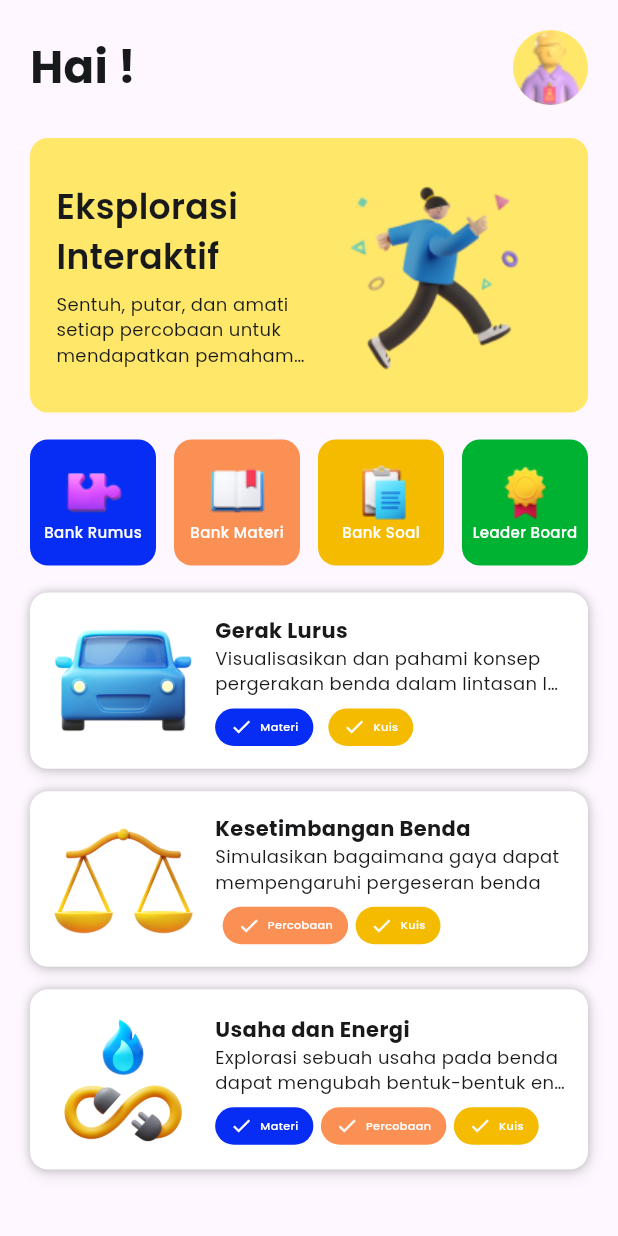
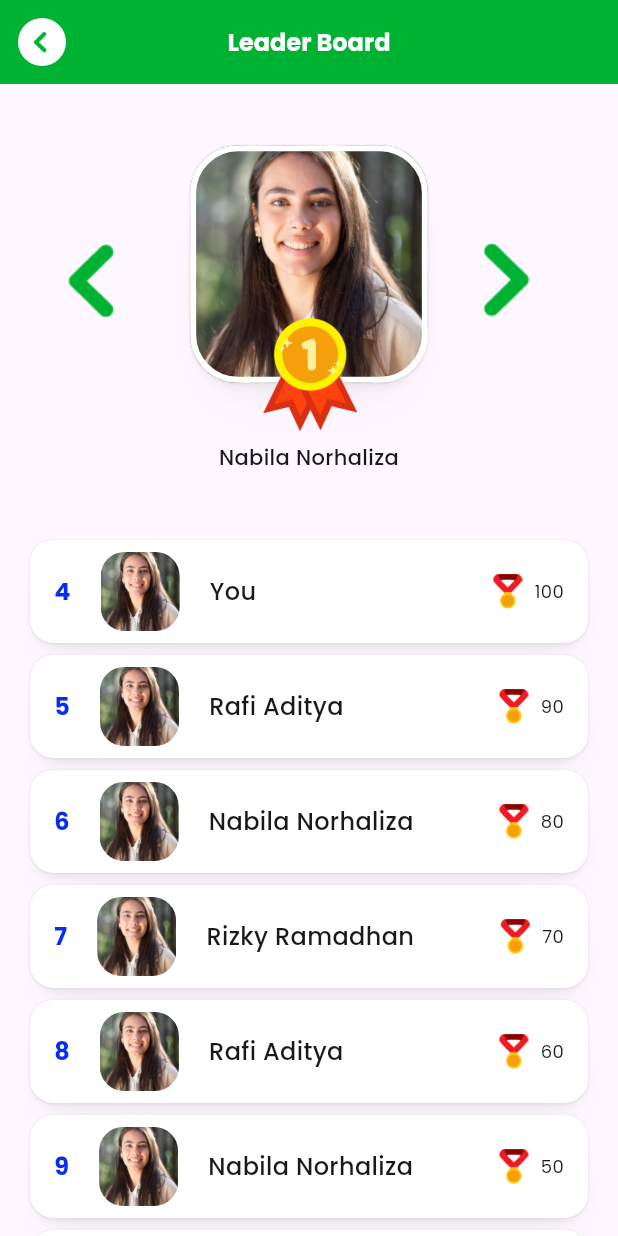
Before and after one commit to fisimate/fisimate-app, a Flutter app: the HomeView screen opened by its route, after a tap on "Leader Board", on a phone screen of 412 x 824 dp. Run offline on Flutter 3.47's test engine with Material 3 defaults, Android fonts, the phone set to English and light mode, and no system bars; our stand-ins replace cached_network_image, connectivity_plus, flutter_secure_storage, flutter_svg, gap, get and 1 more; missing offline and left inert: flutter_cached_pdfview; accounts and stored records are empty; network calls fail.

Commit message:
(feat) slicing leaderboard view

```diff
--- a/lib/app/modules/bank_soal/views/bank_soal_view.dart
+++ b/lib/app/modules/bank_soal/views/bank_soal_view.dart
@@ -33,7 +33,10 @@ class BankSoalView extends GetView<BankSoalController> {
                   backgroundColor: CustomColor.whiteColor,
                   child: Padding(
                     padding: const EdgeInsets.only(right: 4.0),
-                    child: Image.asset('assets/icons/arrow-back.png'),
+                    child: Image.asset(
+                      'assets/icons/arrow-back.png',
+                      color: CustomColor.bankSoal,
+                    ),
                   ),
                 ),
                 onPressed: () {
--- /dev/null
+++ b/lib/app/modules/leaderboard/bindings/leaderboard_binding.dart
@@ -0,0 +1,12 @@
+import 'package:get/get.dart';
+
+import '../controllers/leaderboard_controller.dart';
+
+class LeaderboardBinding extends Bindings {
+  @override
+  void dependencies() {
+    Get.lazyPut<LeaderboardController>(
+      () => LeaderboardController(),
+    );
+  }
+}
--- /dev/null
+++ b/lib/app/modules/leaderboard/controllers/leaderboard_controller.dart
@@ -0,0 +1,22 @@
+import 'package:get/get.dart';
+
+class LeaderboardController extends GetxController {
+  final List topLeaderboard = [
+    {'position': 2, 'name': 'Rafi Aditya', 'score': 100},
+    {'position': 1, 'name': 'Nabila Norhaliza', 'score': 100},
+    {'position': 3, 'name': 'Rizky Ramadhan', 'score': 100},
+  ];
+
+  final List regularLeaderboard = [
+    {'position': 4, 'name': 'You', 'score': 100},
+    {'position': 5, 'name': 'Rafi Aditya', 'score': 90},
+    {'position': 6, 'name': 'Nabila Norhaliza', 'score': 80},
+    {'position': 7, 'name': 'Rizky Ramadhan', 'score': 70},
+    {'position': 8, 'name': 'Rafi Aditya', 'score': 60},
+    {'position': 9, 'name': 'Nabila Norhaliza', 'score': 50},
+    {'position': 10, 'name': 'Rizky Ramadhan', 'score': 40},
+    {'position': 10, 'name': 'Rizky Ramadhan', 'score': 40},
+    {'position': 10, 'name': 'Rizky Ramadhan', 'score': 40},
+    {'position': 10, 'name': 'Rizky Ramadhan', 'score': 40},
+  ];
+}
--- /dev/null
+++ b/lib/app/modules/leaderboard/views/leaderboard_view.dart
@@ -0,0 +1,151 @@
+import 'dart:math';
+
+import 'package:fisimate/app/modules/leaderboard/widgets/custom_leaderboard_tile.dart';
+import 'package:fisimate/app/modules/leaderboard/widgets/top_leaderboard_card.dart';
+import 'package:fisimate/app/theme/colors.dart';
+import 'package:fisimate/app/theme/fonts.dart';
+import 'package:fisimate/app/theme/sizing.dart';
+import 'package:flutter/material.dart';
+import 'package:gap/gap.dart';
+import 'package:get/get.dart';
+
+import '../controllers/leaderboard_controller.dart';
+
+class LeaderboardView extends GetView<LeaderboardController> {
+  const LeaderboardView({Key? key}) : super(key: key);
+  @override
+  Widget build(BuildContext context) {
+    final pageController = PageController(viewportFraction: 1, initialPage: 1);
+
+    return Scaffold(
+      body: SafeArea(
+        child: NestedScrollView(
+          headerSliverBuilder: (context, innerBoxIsScrolled) {
+            return [
+              SliverAppBar(
+                backgroundColor: CustomColor.leaderboard,
+                title: Text(
+                  'Leader Board',
+                  style: headingBold.copyWith(color: CustomColor.whiteColor),
+                ),
+                centerTitle: true,
+                automaticallyImplyLeading: false,
+                leading: IconButton(
+                  icon: CircleAvatar(
+                    radius: 16,
+                    backgroundColor: CustomColor.whiteColor,
+                    child: Padding(
+                      padding: const EdgeInsets.only(right: 4.0),
+                      child: Image.asset(
+                        'assets/icons/arrow-back.png',
+                        color: CustomColor.leaderboard,
+                      ),
+                    ),
+                  ),
+                  onPressed: () {
+                    Get.back();
+                  },
+                ),
+              ),
+            ];
+          },
+          body: GetBuilder<LeaderboardController>(
+              init: LeaderboardController(),
+              id: 'leaderboard',
+              builder: (builder) {
+                return ListView(
+                  children: [
+                    const Gap(20.0),
+                    Stack(
+                      children: [
+                        SizedBox(
+                          height: 200,
+                          width: double.infinity,
+                          child: PageView(
+                            controller: pageController,
+                            scrollDirection: Axis.horizontal,
+                            clipBehavior: Clip.none,
+                            padEnds: false,
+                            pageSnapping: true,
+                            children: controller.topLeaderboard
+                                .map(
+                                  (e) => Center(
+                                    child: TopLeaderboardCard(
+                                      position: e['position'],
+                                      name: e['name'],
+                                    ),
+                                  ),
+                                )
+                                .toList(),
+                          ),
+                        ),
+                        Positioned(
+                          bottom: 25,
+                          child: Row(
+                            children: [
+                              IconButton(
+                                onPressed: () {
+                                  pageController.previousPage(
+                                    duration: const Duration(milliseconds: 300),
+                                    curve: Curves.easeInOut,
+                                  );
+                                },
+                                icon: Image.asset(
+                                  'assets/icons/arrow-back.png',
+                                  color: CustomColor.leaderboard,
+                                  width: 100,
+                                ),
+                              ),
+                              Gap(CustomSize.maxWidth / 2.6),
+                              IconButton(
+                                onPressed: () {
+                                  pageController.nextPage(
+                                    duration: const Duration(milliseconds: 300),
+                                    curve: Curves.easeInOut,
+                                  );
+                                },
+                                icon: IconButton(
+                                  onPressed: () {
+                                    pageController.nextPage(
+                                      duration:
+                                          const Duration(milliseconds: 300),
+                                      curve: Curves.easeInOut,
+                                    );
+                                  },
+                                  icon: Transform.rotate(
+                                    angle: pi,
+                                    child: Image.asset(
+                                      'assets/icons/arrow-back.png',
+                                      color: CustomColor.leaderboard,
+                                      width: 100,
+                                    ),
+                                  ),
+                                ),
+                              ),
+                            ],
+                          ),
+                        )
+                      ],
+                    ),
+                    const Gap(80.0),
+                    SingleChildScrollView(
+                      child: Column(
+                        children: controller.regularLeaderboard
+                            .map(
+                              (e) => CustomLeaderboardTile(
+                                  position: e['position'],
+                                  name: e['name'],
+                                  imageUrl: 'assets/images/dummy_avatar.png',
+                                  score: e['score']),
+                            )
+                            .toList(),
+                      ),
+                    ),
+                  ],
+                );
+              }),
+        ),
+      ),
+    );
+  }
+}
--- /dev/null
+++ b/lib/app/modules/leaderboard/widgets/custom_leaderboard_tile.dart
@@ -0,0 +1,79 @@
+import 'package:fisimate/app/theme/colors.dart';
+import 'package:fisimate/app/theme/fonts.dart';
+import 'package:fisimate/app/theme/sizing.dart';
+import 'package:flutter/material.dart';
+import 'package:gap/gap.dart';
+
+class CustomLeaderboardTile extends StatelessWidget {
+  final int position;
+  final String name;
+  final String imageUrl;
+  final int score;
+  const CustomLeaderboardTile({
+    super.key,
+    required this.position,
+    required this.name,
+    required this.imageUrl,
+    required this.score,
+  });
+
+  @override
+  Widget build(BuildContext context) {
+    return Container(
+      width: CustomSize.maxWidth,
+      height: CustomSize.maxHeight / 12,
+      margin: const EdgeInsets.symmetric(horizontal: 20, vertical: 4),
+      padding: const EdgeInsets.symmetric(horizontal: 16, vertical: 8),
+      decoration: BoxDecoration(
+        color: CustomColor.whiteColor,
+        boxShadow: CustomColor.customBoxShadow,
+        borderRadius: BorderRadius.circular(16),
+      ),
+      child: Row(
+        children: [
+          Text(
+            '$position',
+            style: subHeadingBold.copyWith(
+              color: CustomColor.blueColor,
+              fontSize: 16,
+            ),
+          ),
+          const Gap(20.0),
+          Container(
+            width: CustomSize.maxHeight / 12 - 16,
+            height: CustomSize.maxHeight / 12,
+            decoration: BoxDecoration(
+              borderRadius: BorderRadius.circular(16),
+              image: DecorationImage(
+                image: AssetImage(imageUrl),
+                fit: BoxFit.cover,
+              ),
+            ),
+          ),
+          const Gap(20.0),
+          Text(
+            name,
+            overflow: TextOverflow.ellipsis,
+            style: subHeadingMedium.copyWith(
+              color: CustomColor.blackColor,
+              fontSize: 16,
+            ),
+          ),
+          const Spacer(),
+          Image.asset(
+            'assets/icons/regular-medal.png',
+            width: 20,
+          ),
+          const Gap(8.0),
+          Text(
+            '$score',
+            style: poppinsRegular.copyWith(
+              color: CustomColor.blackColor,
+              fontSize: 12,
+            ),
+          )
+        ],
+      ),
+    );
+  }
+}
--- /dev/null
+++ b/lib/app/modules/leaderboard/widgets/top_leaderboard_card.dart
@@ -0,0 +1,80 @@
+import 'package:fisimate/app/theme/colors.dart';
+import 'package:fisimate/app/theme/fonts.dart';
+import 'package:fisimate/app/theme/sizing.dart';
+import 'package:flutter/material.dart';
+import 'package:gap/gap.dart';
+
+class TopLeaderboardCard extends StatelessWidget {
+  final int position;
+  final String name;
+  final String? imageUrl;
+  const TopLeaderboardCard({
+    super.key,
+    required this.position,
+    required this.name,
+    this.imageUrl = 'assets/images/dummy_avatar.png',
+  });
+
+  @override
+  Widget build(BuildContext context) {
+    String iconPath = 'assets/icons/gold-medal.png';
+
+    if (position == 2) {
+      iconPath = 'assets/icons/silver-medal.png';
+    } else if (position == 3) {
+      iconPath = 'assets/icons/bronze-medal.png';
+    }
+
+    return Stack(
+      clipBehavior: Clip.none,
+      children: [
+        Container(
+          width: CustomSize.maxWidth / 2.6,
+          height: CustomSize.maxWidth / 2.6,
+          decoration: BoxDecoration(
+            borderRadius: BorderRadius.circular(32),
+            border: Border.all(
+              color: CustomColor.whiteColor,
+              width: 4,
+            ),
+            boxShadow: CustomColor.customBoxShadow,
+            image: DecorationImage(
+              image: AssetImage(
+                imageUrl!,
+              ),
+              fit: BoxFit.cover,
+              alignment: Alignment.center,
+            ),
+          ),
+        ),
+        Positioned(
+          bottom: -60,
+          width: CustomSize.maxWidth / 2.6,
+          child: Column(
+            children: [
+              Container(
+                width: 75,
+                height: 75,
+                decoration: BoxDecoration(
+                  image: DecorationImage(
+                    image: AssetImage(iconPath),
+                  ),
+                ),
+              ),
+              const Gap(8.0),
+              Text(
+                name,
+                textAlign: TextAlign.center,
+                overflow: TextOverflow.visible,
+                style: poppinsMedium.copyWith(
+                  color: CustomColor.blackColor,
+                  fontSize: 14,
+                ),
+              ),
+            ],
+          ),
+        ),
+      ],
+    );
+  }
+}
--- a/lib/app/modules/main/home/views/home_view.dart
+++ b/lib/app/modules/main/home/views/home_view.dart
@@ -90,7 +90,9 @@ class HomeView extends GetView<HomeController> {
                   label: 'Leader Board',
                   iconPath: "assets/images/leader_board.png",
                   color: CustomColor.darkGreenColor,
-                  onTap: () {},
+                  onTap: () {
+                    Get.toNamed(Routes.LEADERBOARD);
+                  },
                 ),
               ],
             ),
--- a/lib/app/routes/app_pages.dart
+++ b/lib/app/routes/app_pages.dart
@@ -4,6 +4,8 @@ import '../modules/bank_materi/bindings/bank_materi_binding.dart';
 import '../modules/bank_materi/views/bank_materi_view.dart';
 import '../modules/bank_soal/bindings/bank_soal_binding.dart';
 import '../modules/bank_soal/views/bank_soal_view.dart';
+import '../modules/leaderboard/bindings/leaderboard_binding.dart';
+import '../modules/leaderboard/views/leaderboard_view.dart';
 import '../modules/login/bindings/login_binding.dart';
 import '../modules/login/views/login_view.dart';
 import '../modules/login/views/login_with_google_view.dart';
@@ -87,5 +89,10 @@ class AppPages {
       page: () => const ProfileView(),
       binding: ProfileBinding(),
     ),
+    GetPage(
+      name: _Paths.LEADERBOARD,
+      page: () => const LeaderboardView(),
+      binding: LeaderboardBinding(),
+    ),
   ];
 }
--- a/lib/app/routes/app_routes.dart
+++ b/lib/app/routes/app_routes.dart
@@ -15,6 +15,7 @@ abstract class Routes {
   static const MODULE_VIEWER = _Paths.MODULE_VIEWER;
   static const GOOGLE_LOGIN = _Paths.GOOGLE_LOGIN;
   static const PROFILE = _Paths.PROFILE;
+  static const LEADERBOARD = _Paths.LEADERBOARD;
 }
 
 abstract class _Paths {
@@ -29,4 +30,5 @@ abstract class _Paths {
   static const ONBOARD = '/onboard';
   static const MODULE_VIEWER = '/module-viewer';
   static const PROFILE = '/profile';
+  static const LEADERBOARD = '/leaderboard';
 }
--- a/lib/app/theme/colors.dart
+++ b/lib/app/theme/colors.dart
@@ -34,6 +34,7 @@ abstract class CustomColor {
   // Colors on Home
   static Color bankMateri = const Color(0xffFB9055);
   static Color bankSoal = const Color(0xffF4BB00);
+  static Color leaderboard = const Color(0xff00B232);
   static LinearGradient gradientOutline = const LinearGradient(
     colors: [
       Color(0xff60E000),
--- a/pubspec.yaml
+++ b/pubspec.yaml
@@ -18,6 +18,7 @@ dependencies:
   flutter_cached_pdfview: ^0.4.2
   webview_flutter: ^4.5.0
   cached_network_image: ^3.3.1
+  carousel_slider: ^4.2.1
 
 dev_dependencies:
   flutter_lints: ^2.0.0
```
Also changed, not shown: assets/icons/bronze-medal.png (added), assets/icons/gold-medal.png (added), assets/icons/regular-medal.png (added), assets/icons/silver-medal.png (added), assets/images/dummy_avatar.png (added). Lines whose indentation alone changed are shown as unchanged.
